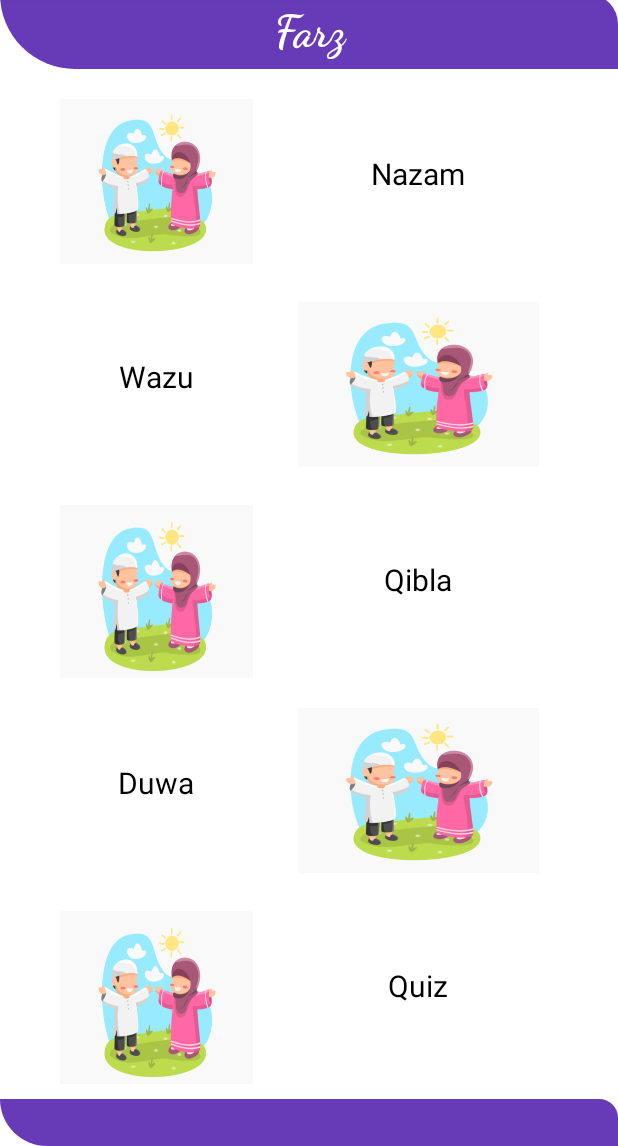
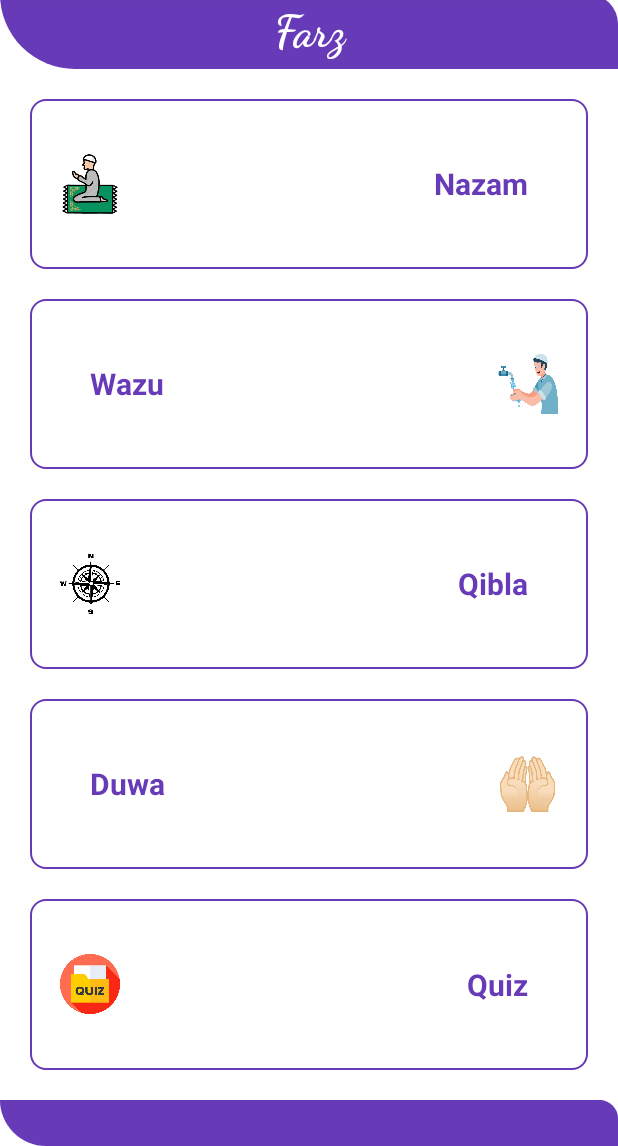
Before and after one commit to firebase55/roadtoparadies, an Android app: the FarzMaicActivity screen opened directly, with no data from a screen before it, on a phone screen of 412 x 824 dp, the part 90-1236 px from its top. Run offline under Robolectric (Android 15) with nearby library versions, the phone set to English and light mode, and no system bars.

Commit message:
xml Changing

```diff
--- a/app/src/main/AndroidManifest.xml
+++ b/app/src/main/AndroidManifest.xml
@@ -5,7 +5,7 @@
 
     <application
         android:allowBackup="true"
-        android:icon="@drawable/islmicapp"
+        android:icon="@drawable/iconapp"
         android:label="@string/app_name"
         android:roundIcon="@mipmap/ic_launcher_round"
         android:supportsRtl="true"
--- a/app/src/main/java/com/example/islamicapp/BoyGirlPanel/farzPakage/FarzMaicActivity.java
+++ b/app/src/main/java/com/example/islamicapp/BoyGirlPanel/farzPakage/FarzMaicActivity.java
@@ -5,6 +5,7 @@ import android.content.Intent;
 import android.os.Bundle;
 import android.view.View;
 
+import com.example.islamicapp.BoyGirlPanel.boygirlPanelActivity;
 import com.example.islamicapp.BoyGirlPanel.farzPakage.namaz.nazamAtivity;
 import com.example.islamicapp.BoyGirlPanel.farzPakage.qibla.QiblaActivity;
 import com.example.islamicapp.BoyGirlPanel.farzPakage.quiz.quizActivity;
@@ -40,4 +41,5 @@ public class FarzMaicActivity extends AppCompatActivity {
         Intent intent = new Intent(getApplicationContext(), quizActivity.class);
         startActivity(intent);
     }
+
 }
--- a/app/src/main/java/com/example/islamicapp/BoyGirlPanel/farzPakage/qibla/QiblaActivity.java
+++ b/app/src/main/java/com/example/islamicapp/BoyGirlPanel/farzPakage/qibla/QiblaActivity.java
@@ -84,10 +84,4 @@ public class QiblaActivity extends AppCompatActivity implements SensorEventListe
 
     }
 
-    @Override
-    public void onBackPressed() {
-        Intent intent = new Intent(getApplicationContext(), FarzMaicActivity.class);
-        startActivity(intent);
-
-    }
 }
--- a/app/src/main/java/com/example/islamicapp/BoyGirlPanel/farzPakage/wazu/wazuActivity.java
+++ b/app/src/main/java/com/example/islamicapp/BoyGirlPanel/farzPakage/wazu/wazuActivity.java
@@ -65,7 +65,7 @@ public class wazuActivity extends AppCompatActivity {
     public void popUp(View view)
     {
         new SweetAlertDialog(wazuActivity.this, SweetAlertDialog.SUCCESS_TYPE)
-                .setTitleText("Do you want Attempt Quiz !")
+                .setTitleText("Do you want to Attempt Quiz !")
                 .setConfirmText("Yes")
                 .setConfirmClickListener(new SweetAlertDialog.OnSweetClickListener() {
                     @Override
--- a/app/src/main/res/layout/activity_farz_maic.xml
+++ b/app/src/main/res/layout/activity_farz_maic.xml
@@ -27,6 +27,7 @@
         android:orientation="vertical"
         android:layout_weight="2.2"
         android:gravity="center"
+        android:layout_marginBottom="10dp"
         android:layout_height="0dp">
         <LinearLayout
             android:layout_width="match_parent"
@@ -34,27 +35,103 @@
             android:weightSum="2"
             android:layout_marginLeft="20dp"
             android:layout_weight=".3"
+            android:background="@drawable/frame"
             android:layout_marginRight="20dp"
             android:layout_marginTop="20dp"
             android:layout_height="0dp">
             <ImageView
-                android:layout_width="0dp"
-                android:layout_weight=".8"
+                android:layout_width="40dp"
+                android:layout_weight="0"
                 android:layout_marginLeft="20dp"
-                android:layout_height="110dp"
-                android:background="@drawable/islmicapp">
+                android:layout_gravity="center"
+                android:layout_height="40dp"
+                android:background="@drawable/a3">
 
             </ImageView>
             <TextView
                 android:layout_width="0dp"
-                android:layout_weight="1"
-                android:layout_marginLeft="30dp"
+                android:layout_weight="2"
                 android:text="@string/nazam"
+                android:gravity="end"
+                android:layout_marginRight="40sp"
+                android:layout_gravity="center"
+                android:onClick="namaz"
+                android:textColor="@color/appcolor"
+                android:textStyle="bold"
+                android:textSize="20sp"
+                android:layout_height="wrap_content">
+
+            </TextView>
+
+        </LinearLayout>
+        <LinearLayout
+            android:layout_width="match_parent"
+            android:orientation="horizontal"
+            android:weightSum="2"
+            android:layout_marginLeft="20dp"
+            android:layout_marginRight="20dp"
+            android:background="@drawable/frame"
+            android:layout_weight=".3"
+            android:layout_marginTop="20dp"
+            android:layout_height="0dp">
+            <TextView
+                android:layout_width="0dp"
+                android:layout_weight="2"
+                android:layout_marginLeft="40dp"
+                android:text="@string/wazu"
+                android:onClick="wazu"
+                android:textColor="@color/appcolor"
+                android:layout_gravity="center"
+                android:textStyle="bold"
+                android:gravity="start"
+                android:textSize="20dp"
+                android:layout_height="wrap_content">
+
+            </TextView>
+            <ImageView
+                android:layout_width="40dp"
+                android:layout_weight="0"
                 android:gravity="center"
-                android:onClick="namaz"
+                android:layout_marginRight="20sp"
+                android:layout_gravity="center"
+                android:layout_height="40dp"
+                android:background="@drawable/wazuu">
+
+            </ImageView>
+
+        </LinearLayout>
+        <LinearLayout
+            android:layout_width="match_parent"
+            android:orientation="horizontal"
+            android:weightSum="2"
+            android:layout_marginLeft="20dp"
+            android:onClick="qibla"
+            android:layout_marginRight="20dp"
+            android:layout_weight=".3"
+            android:background="@drawable/frame"
+            android:layout_marginTop="20dp"
+            android:layout_height="0dp">
+            <ImageView
+                android:layout_width="40dp"
+                android:layout_weight="0"
+                android:layout_gravity="center"
+                android:layout_marginLeft="20dp"
+                android:background="@drawable/compasss"
+                android:layout_height="40dp">
+
+            </ImageView>
+            <TextView
+                android:layout_width="0dp"
+                android:layout_weight="2"
+                android:text="@string/qibla"
+                android:layout_marginRight="40dp"
+                android:gravity="end"
+                android:layout_gravity="center"
                 android:textSize="20sp"
-                android:textColor="@color/black"
-                android:layout_height="100dp">
+                android:textColor="@color/appcolor"
+                android:textStyle="bold"
+
+                android:layout_height="wrap_content">
 
             </TextView>
 
@@ -67,93 +144,32 @@
             android:layout_marginRight="20dp"
             android:layout_weight=".3"
             android:layout_marginTop="20dp"
+            android:background="@drawable/frame"
             android:layout_height="0dp">
             <TextView
                 android:layout_width="0dp"
-                android:layout_weight=".8"
-                android:layout_marginLeft="20dp"
-                android:text="@string/wazu"
-                android:onClick="wazu"
-                android:textColor="@color/black"
+                android:layout_weight="2"
+                android:layout_marginLeft="40dp"
+                android:text="@string/duwa"
+                android:onClick="cartoonactivity"
+                android:textColor="@color/appcolor"
+                android:layout_gravity="center"
+                android:textStyle="bold"
                 android:textSize="20dp"
-                android:gravity="center"
-                android:layout_height="100dp">
+                android:gravity="start"
+                android:layout_height="wrap_content">
 
             </TextView>
             <ImageView
-                android:layout_width="0dp"
-                android:layout_weight="1"
-                android:layout_marginLeft="30dp"
+                android:layout_width="40dp"
+                android:layout_weight="0"
                 android:gravity="center"
+                android:layout_marginRight="20sp"
                 android:textSize="20sp"
-                android:layout_height="110dp"
+                android:layout_gravity="center"
+                android:layout_height="40dp"
                 android:textColor="@color/black"
-                android:background="@drawable/islmicapp">
-
-            </ImageView>
-
-        </LinearLayout>
-        <LinearLayout
-            android:layout_width="match_parent"
-            android:orientation="horizontal"
-            android:weightSum="2"
-            android:layout_marginLeft="20dp"
-            android:onClick="qibla"
-            android:layout_marginRight="20dp"
-            android:layout_weight=".3"
-            android:layout_marginTop="20dp"
-            android:layout_height="0dp">
-            <ImageView
-                android:layout_width="0dp"
-                android:layout_weight=".8"
-                android:layout_marginLeft="20dp"
-                android:background="@drawable/islmicapp"
-                android:layout_height="120dp">
-
-            </ImageView>
-            <TextView
-                android:layout_width="0dp"
-                android:layout_weight="1"
-                android:layout_marginLeft="30dp"
-                android:text="@string/qibla"
-                android:gravity="center"
-                android:textSize="20sp"
-                android:textColor="@color/black"
-                android:layout_height="100dp">
-
-            </TextView>
-
-        </LinearLayout>
-        <LinearLayout
-            android:layout_width="match_parent"
-            android:orientation="horizontal"
-            android:weightSum="2"
-            android:layout_marginLeft="20dp"
-            android:layout_marginRight="20dp"
-            android:layout_weight=".3"
-            android:layout_marginTop="20dp"
-            android:layout_height="0dp">
-            <TextView
-                android:layout_width="0dp"
-                android:layout_weight=".8"
-                android:layout_marginLeft="20dp"
-                android:text="@string/duwa"
-                android:onClick="cartoonactivity"
-                android:textColor="@color/black"
-                android:textSize="20dp"
-                android:gravity="center"
-                android:layout_height="100dp">
-
-            </TextView>
-            <ImageView
-                android:layout_width="0dp"
-                android:layout_weight="1"
-                android:layout_marginLeft="30dp"
-                android:gravity="center"
-                android:textSize="20sp"
-                android:layout_height="110dp"
-                android:textColor="@color/black"
-                android:background="@drawable/islmicapp">
+                android:background="@drawable/duaa">
 
             </ImageView>
 
@@ -164,27 +180,31 @@
             android:weightSum="2"
             android:layout_marginLeft="20dp"
             android:layout_marginRight="20dp"
+            android:background="@drawable/frame"
             android:layout_weight=".3"
             android:layout_marginTop="20dp"
             android:layout_height="0dp">
             <ImageView
-                android:layout_width="0dp"
-                android:layout_weight=".8"
+                android:layout_width="40dp"
+                android:layout_weight="0"
                 android:layout_marginLeft="20dp"
-                android:background="@drawable/islmicapp"
-                android:layout_height="120dp">
+                android:layout_gravity="center"
+                android:background="@drawable/quiz_icon"
+                android:layout_height="40dp">
 
             </ImageView>
             <TextView
                 android:layout_width="0dp"
-                android:layout_weight="1"
-                android:layout_marginLeft="30dp"
+                android:layout_weight="2"
                 android:text="@string/quiz"
-                android:gravity="center"
+                android:gravity="end"
+                android:layout_marginRight="40dp"
+                android:layout_gravity="center"
                 android:textSize="20sp"
                 android:onClick="quiz"
-                android:textColor="@color/black"
-                android:layout_height="100dp">
+                android:textStyle="bold"
+                android:textColor="@color/appcolor"
+                android:layout_height="wrap_content">
 
             </TextView>
 
--- a/app/src/main/res/layout/activity_main.xml
+++ b/app/src/main/res/layout/activity_main.xml
@@ -11,16 +11,37 @@
         android:layout_width="match_parent"
         android:layout_weight="1.9"
         android:layout_gravity="center"
+        android:orientation="vertical"
+        android:layout_marginRight="20sp"
+        android:layout_marginLeft="20sp"
+        android:layout_marginTop="20sp"
+        android:layout_marginBottom="20sp"
+        android:background="@drawable/frame"
         android:gravity="center"
         android:weightSum="2"
         android:layout_height="0dp">
        <ImageView
-           android:layout_width="wrap_content"
-           android:background="@drawable/islmicapp"
-           android:layout_height="wrap_content">
+           android:layout_width="300dp"
+           android:background="@drawable/iconapp"
+           android:layout_marginLeft="20dp"
+           android:layout_marginBottom="30sp"
+           android:layout_marginTop="30sp"
+           android:layout_marginRight="20dp"
+           android:layout_height="300dp">
 
        </ImageView>
+<TextView
+    android:layout_width="match_parent"
+    android:text="@string/app_name"
+    android:gravity="center"
+    android:textColor="@color/appcolor"
+    android:textSize="20sp"
+    android:layout_marginTop="20sp"
+    android:textStyle="bold"
+    android:fontFamily="cursive"
+    android:layout_height="wrap_content">
 
+</TextView>
 
     </LinearLayout>
     <LinearLayout
--- a/app/src/main/res/layout/activity_quiz.xml
+++ b/app/src/main/res/layout/activity_quiz.xml
@@ -32,12 +32,25 @@
             android:background="@drawable/frame"
             android:layout_marginLeft="40dp"
             android:layout_gravity="center"
+            android:padding="10dp"
+            android:scaleType="fitCenter"
             android:layout_marginRight="40dp"
             android:id="@+id/question_image"
             android:layout_marginTop="40dp"
             android:layout_height="0dp">
 
         </ImageView>
+        <TextView
+            android:layout_width="match_parent"
+            android:textStyle="bold"
+            android:textSize="20sp"
+            android:text="@string/guse"
+            android:layout_marginTop="4dp"
+            android:gravity="center"
+            android:textColor="@color/appcolor"
+            android:layout_height="wrap_content">
+
+        </TextView>
         <LinearLayout
             android:layout_width="match_parent"
             android:layout_weight="1"
--- a/app/src/main/res/values/strings.xml
+++ b/app/src/main/res/values/strings.xml
@@ -8,7 +8,7 @@
     <string name="nazam">Nazam</string>
     <string name="duwa">Duwa</string>
     <string name="Farz">Farz</string>
-    <string name="quizz">dfjsdkfsdjkfj</string>
+    <string name="guse">guess who pictures quiz</string>
     <string name="quiz">Quiz</string>
     <string name="wazu_des">Wudu (or Wudhu) is a cleansing ritual or ablution
         that is an important part of purity and cleanliness in Islam before
```
Also changed, not shown: app/src/main/res/drawable/a3.png (added), app/src/main/res/drawable/duaa.png (added), app/src/main/res/drawable/iconapp.png (added), app/src/main/res/drawable/namaz.jpeg (added), app/src/main/res/drawable/quiz.png (added), app/src/main/res/drawable/quiz_icon.png (added), app/src/main/res/drawable/wazu.jpeg (added), app/src/main/res/drawable/wazuu.png (added).
